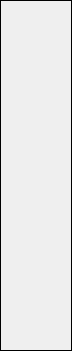
Above: botonera/forms/zone_center.ui from jordan045/tdc-botonera before the change. Below: the same form after it.
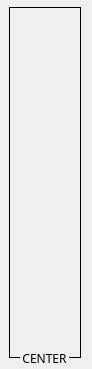
That is the form after the change. Icons and pictures are not drawn.

Diff of the .ui file:
```diff
--- a/botonera/forms/zone_center.ui
+++ b/botonera/forms/zone_center.ui
@@ -6,20 +6,20 @@
    <rect>
     <x>0</x>
     <y>0</y>
-    <width>72</width>
-    <height>351</height>
+    <width>92</width>
+    <height>369</height>
    </rect>
   </property>
   <property name="minimumSize">
    <size>
-    <width>72</width>
-    <height>351</height>
+    <width>92</width>
+    <height>369</height>
    </size>
   </property>
   <property name="maximumSize">
    <size>
-    <width>72</width>
-    <height>351</height>
+    <width>92</width>
+    <height>369</height>
    </size>
   </property>
   <property name="windowTitle">
@@ -31,8 +31,8 @@
   <widget class="QFrame" name="frame">
    <property name="geometry">
     <rect>
-     <x>0</x>
-     <y>0</y>
+     <x>9</x>
+     <y>7</y>
      <width>72</width>
      <height>351</height>
     </rect>
@@ -226,6 +226,30 @@
     </item>
    </layout>
   </widget>
+  <widget class="QLabel" name="label">
+   <property name="geometry">
+    <rect>
+     <x>20</x>
+     <y>350</y>
+     <width>49</width>
+     <height>16</height>
+    </rect>
+   </property>
+   <property name="font">
+    <font>
+     <family>Bahnschrift</family>
+    </font>
+   </property>
+   <property name="autoFillBackground">
+    <bool>true</bool>
+   </property>
+   <property name="text">
+    <string>CENTER</string>
+   </property>
+   <property name="alignment">
+    <set>Qt::AlignCenter</set>
+   </property>
+  </widget>
  </widget>
  <resources/>
  <connections/>
```
